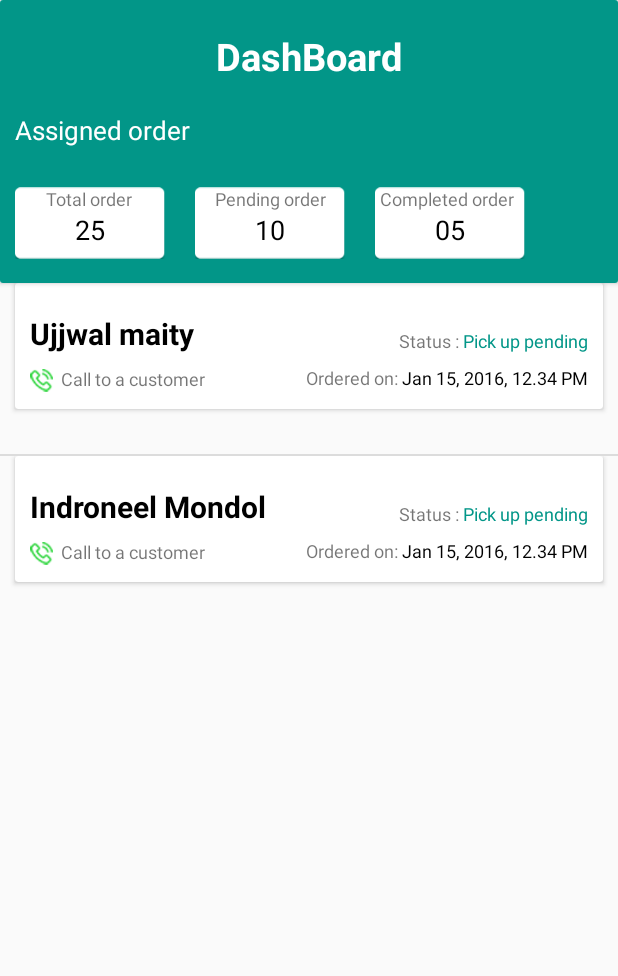
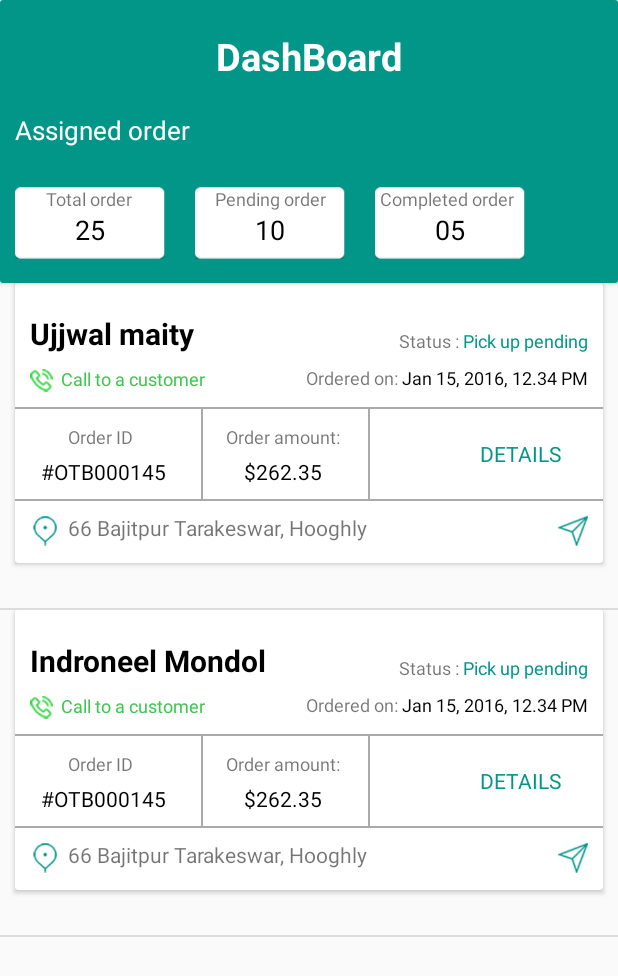
Before and after one commit to soumoq/Aribit-Project, an Android app: the HomeActivity screen opened directly, with no data from a screen before it, on a phone screen of 412 x 824 dp. Shown: the top 976 px of the screen. Run offline under Robolectric (Android 15) with nearby library versions, the phone set to English and light mode, and no system bars.

Commit message:
end list view

```diff
--- a/app/src/main/java/com/example/arobitproject/OtpActivity.java
+++ b/app/src/main/java/com/example/arobitproject/OtpActivity.java
@@ -64,8 +64,8 @@ public class OtpActivity extends AppCompatActivity {
         otpText6.addTextChangedListener(new GenericTextWatcher(otpText6));
         phoneNoTextView.setText("Please enter the verification\ncode sent to " + phoneNo);
 
-        sendOtp("+91" + phoneNo);
-        //startActivity(new Intent(this,HomeActivity.class));
+        //sendOtp("+91" + phoneNo);
+        startActivity(new Intent(this,HomeActivity.class));
     }
 
 
--- a/app/src/main/res/layout/activity_home.xml
+++ b/app/src/main/res/layout/activity_home.xml
@@ -129,10 +129,14 @@
         </RelativeLayout>
     </androidx.cardview.widget.CardView>
 
+    <TextView
+        android:layout_width="wrap_content"
+        android:layout_height="wrap_content"/>
+
     <ListView
         android:layout_width="match_parent"
         android:layout_below="@+id/card_view"
-        android:layout_height="wrap_content"
+        android:layout_height="match_parent"
         android:id="@+id/list_view"/>
 
 </RelativeLayout>
--- a/app/src/main/res/layout/dashboard_list_view.xml
+++ b/app/src/main/res/layout/dashboard_list_view.xml
@@ -66,6 +66,7 @@
                 android:layout_marginTop="8dp"
                 android:layout_toRightOf="@+id/call_image"
                 android:text="Call to a customer"
+                android:textColor="#41C651 "
                 android:textSize="12dp" />
 
             <TextView
@@ -88,6 +89,116 @@
                 android:layout_toLeftOf="@+id/date"
                 android:text="Ordered on: "
                 android:textSize="12dp" />
+
+            <View
+                android:id="@+id/line_up"
+                android:layout_width="match_parent"
+                android:layout_height="1dp"
+                android:layout_below="@+id/call_image"
+                android:layout_marginTop="10dp"
+                android:background="@android:color/darker_gray" />
+
+            <TextView
+                android:id="@+id/order_id"
+                android:layout_width="wrap_content"
+                android:layout_height="wrap_content"
+                android:layout_below="@+id/line_up"
+                android:layout_marginLeft="35dp"
+                android:layout_marginTop="10dp"
+                android:text="Order ID"
+                android:textSize="12dp" />
+
+            <TextView
+                android:layout_width="wrap_content"
+                android:layout_height="wrap_content"
+                android:layout_below="@+id/order_id"
+                android:layout_marginLeft="17dp"
+                android:layout_marginTop="5dp"
+                android:text="#OTB000145"
+                android:textColor="#000000" />
+
+            <View
+                android:id="@+id/v_line_1"
+                android:layout_width="1dp"
+                android:layout_height="60dp"
+                android:layout_below="@+id/line_up"
+                android:layout_marginLeft="45dp"
+                android:layout_toRightOf="@+id/order_id"
+                android:background="@android:color/darker_gray" />
+
+            <TextView
+                android:id="@+id/order_amount"
+                android:layout_width="wrap_content"
+                android:layout_height="wrap_content"
+                android:layout_below="@+id/line_up"
+                android:layout_marginLeft="15dp"
+                android:layout_marginTop="10dp"
+                android:layout_toRightOf="@+id/v_line_1"
+                android:text="Order amount:"
+                android:textSize="12dp" />
+
+            <TextView
+                android:layout_width="wrap_content"
+                android:layout_height="wrap_content"
+                android:layout_below="@+id/order_amount"
+                android:layout_marginLeft="27dp"
+                android:layout_marginTop="5dp"
+                android:layout_toRightOf="@+id/v_line_1"
+                android:text="$262.35"
+                android:textColor="#000000" />
+
+            <View
+                android:id="@+id/v_line_2"
+                android:layout_width="1dp"
+                android:layout_height="60dp"
+                android:layout_below="@+id/line_up"
+                android:layout_marginLeft="110dp"
+                android:layout_toRightOf="@+id/v_line_1"
+                android:background="@android:color/darker_gray" />
+
+            <TextView
+                android:layout_width="wrap_content"
+                android:layout_height="wrap_content"
+                android:layout_below="@id/line_up"
+                android:layout_alignParentRight="true"
+                android:layout_marginTop="20dp"
+                android:layout_marginRight="27dp"
+                android:text="DETAILS"
+                android:textColor="#029688" />
+
+            <View
+                android:id="@+id/line_down"
+                android:layout_width="match_parent"
+                android:layout_height="1dp"
+                android:layout_below="@+id/v_line_1"
+                android:background="@android:color/darker_gray" />
+
+            <ImageView
+                android:id="@+id/image_location"
+                android:layout_width="20dp"
+                android:layout_height="20dp"
+                android:layout_below="@+id/line_down"
+                android:layout_marginLeft="10dp"
+                android:layout_marginTop="10dp"
+                android:src="@drawable/location" />
+
+            <TextView
+                android:layout_width="wrap_content"
+                android:layout_height="wrap_content"
+                android:layout_below="@+id/line_down"
+                android:layout_marginLeft="5dp"
+                android:layout_marginTop="8dp"
+                android:layout_toRightOf="@+id/image_location"
+                android:text="66 Bajitpur Tarakeswar, Hooghly" />
+
+            <ImageView
+                android:layout_width="20dp"
+                android:layout_height="20dp"
+                android:src="@drawable/message"
+                android:layout_alignParentRight="true"
+                android:layout_below="@+id/line_down"
+                android:layout_marginTop="10dp"
+                android:layout_marginRight="10dp"/>
         </RelativeLayout>
     </androidx.cardview.widget.CardView>
 </RelativeLayout>
```
